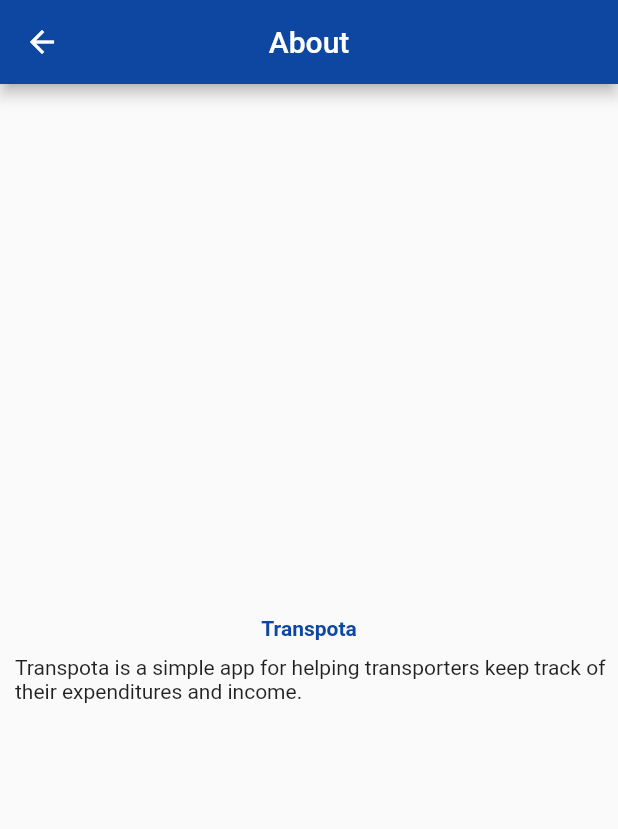
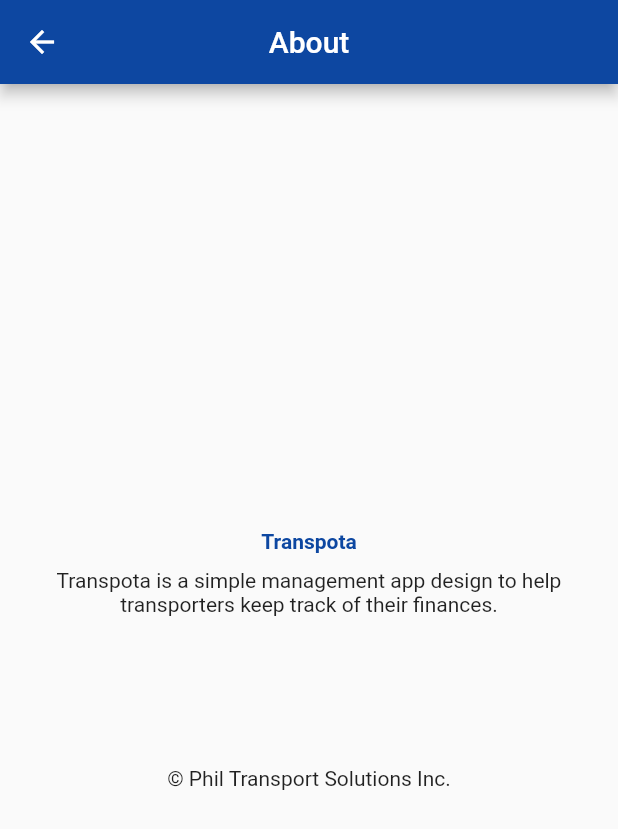
Before and after one commit to johninquest/ldgr, a Flutter app: the screen it shows after launch, in the side drawer, after a tap on "About", on a phone screen of 412 x 824 dp. Shown: the top 829 px of the screen. Run offline on Flutter 3.47's test engine with Material 2 defaults, Android fonts, the phone set to English and light mode, and no system bars; our stand-ins replace flutter_speed_dial, shared_preferences, sqflite; accounts and stored records are empty.

Commit message:
updated about page

```diff
--- a/lib/pages/about.dart
+++ b/lib/pages/about.dart
@@ -20,8 +20,11 @@ class AboutPage extends StatelessWidget {
                 margin: EdgeInsets.only(bottom: 10.0),
                 child: Text('Transpota', style: TextStyle(color: Colors.blue[900], fontWeight: FontWeight.bold),),),
               Container(
-                margin: EdgeInsets.only(left: 10.0, right: 5.0),
-                child: Text('Transpota is a simple app for helping transporters keep track of their expenditures and income.'),)
+                margin: EdgeInsets.only(left: 10.0, right: 10.0),
+                child: Text('Transpota is a simple management app design to help transporters keep track of their finances.', textAlign: TextAlign.center,),),
+              Container(
+                margin: EdgeInsets.only(top: 100.0),
+                child: Text('\u00A9 Phil Transport Solutions Inc.'),)
             ],
           ),),)
 
```
